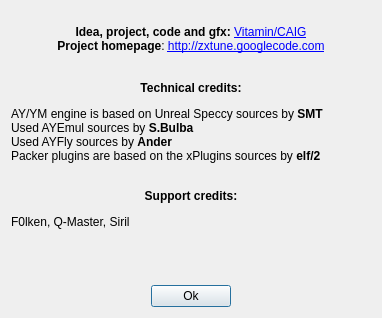
The window that apps/zxtune-qt/ui/aboutdialog.ui (vitamin-caig/zxtune) describes before a commit, drawn with Qt 5.
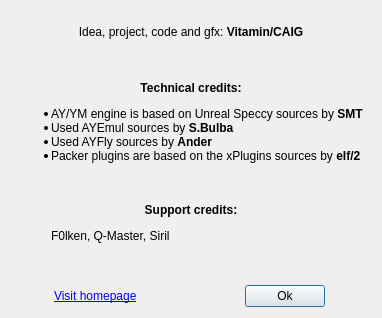
The same window after the commit. Icons and pictures are not drawn.

Commit message: zxtune-qt: adding feedback link to 'about' dialog. Makefile fix.

```diff
--- a/apps/zxtune-qt/ui/aboutdialog.ui
+++ b/apps/zxtune-qt/ui/aboutdialog.ui
@@ -27,17 +27,18 @@
       <string>&lt;!DOCTYPE HTML PUBLIC &quot;-//W3C//DTD HTML 4.0//EN&quot; &quot;http://www.w3.org/TR/REC-html40/strict.dtd&quot;&gt;
 &lt;html&gt;&lt;head&gt;&lt;meta name=&quot;qrichtext&quot; content=&quot;1&quot; /&gt;&lt;/head&gt;&lt;body&gt;
 &lt;center&gt;&lt;img src=&quot;:/logo.png&quot; /&gt;&lt;br/&gt;
-&lt;b&gt;Idea, project, code and gfx: &lt;/b&gt;&lt;a href=&quot;mailto:vitamin.caig@gmail.com&quot;&gt;Vitamin/CAIG&lt;/a&gt;&lt;br/&gt;
-&lt;b&gt;Project homepage&lt;/b&gt;: &lt;a href=&quot;http://zxtune.googlecode.com&quot;&gt;http://zxtune.googlecode.com&lt;/a&gt;&lt;/center&gt;&lt;br/&gt;
+Idea, project, code and gfx: &lt;b&gt;Vitamin/CAIG&lt;/b&gt;&lt;br/&gt;
+&lt;/center&gt;&lt;br/&gt;
 &lt;center&gt;&lt;b&gt;Technical credits:&lt;/b&gt;&lt;/center&gt;
-&lt;p align=&quot;justify&quot;&gt;
-AY/YM engine is based on Unreal Speccy sources by &lt;b&gt;SMT&lt;/b&gt;&lt;br/&gt;
-Used AYEmul sources by &lt;b&gt;S.Bulba&lt;/b&gt;&lt;br/&gt;
-Used AYFly sources by &lt;b&gt;Ander&lt;/b&gt;&lt;br/&gt;
-Packer plugins are based on the xPlugins sources by &lt;b&gt;elf/2&lt;/b&gt;&lt;br/&gt;
+&lt;ul&gt;
+&lt;li&gt;AY/YM engine is based on Unreal Speccy sources by &lt;b&gt;SMT&lt;/b&gt;&lt;/li&gt;
+&lt;li&gt;Used AYEmul sources by &lt;b&gt;S.Bulba&lt;/b&gt;&lt;/li&gt;
+&lt;li&gt;Used AYFly sources by &lt;b&gt;Ander&lt;/b&gt;&lt;/li&gt;
+&lt;li&gt;Packer plugins are based on the xPlugins sources by &lt;b&gt;elf/2&lt;/b&gt;&lt;/li&gt;
+&lt;/ul&gt;&lt;br/&gt;
 
 &lt;center&gt;&lt;b&gt;Support credits:&lt;/b&gt;&lt;/center&gt;
-&lt;p align=&quot;justify&quot;&gt;F0lken, Q-Master, Siril&lt;/p&gt;
+&lt;ul&gt;F0lken, Q-Master, Siril&lt;/ul&gt;
 &lt;/body&gt;&lt;/html&gt;</string>
      </property>
     </widget>
@@ -57,6 +58,51 @@
    </item>
    <item>
     <layout class="QHBoxLayout" name="horizontalLayout">
+     <item>
+      <widget class="QLabel" name="homepageLabel">
+       <property name="sizePolicy">
+        <sizepolicy hsizetype="Maximum" vsizetype="Preferred">
+         <horstretch>0</horstretch>
+         <verstretch>0</verstretch>
+        </sizepolicy>
+       </property>
+       <property name="text">
+        <string>&lt;a href=&quot;http://zxtune.googlecode.com&quot;&gt;Visit homepage&lt;/a&gt;
+</string>
+       </property>
+       <property name="textFormat">
+        <enum>Qt::RichText</enum>
+       </property>
+       <property name="margin">
+        <number>6</number>
+       </property>
+       <property name="openExternalLinks">
+        <bool>true</bool>
+       </property>
+      </widget>
+     </item>
+     <item>
+      <widget class="QLabel" name="feedbackLabel">
+       <property name="sizePolicy">
+        <sizepolicy hsizetype="Maximum" vsizetype="Preferred">
+         <horstretch>0</horstretch>
+         <verstretch>0</verstretch>
+        </sizepolicy>
+       </property>
+       <property name="text">
+        <string/>
+       </property>
+       <property name="textFormat">
+        <enum>Qt::RichText</enum>
+       </property>
+       <property name="margin">
+        <number>6</number>
+       </property>
+       <property name="openExternalLinks">
+        <bool>true</bool>
+       </property>
+      </widget>
+     </item>
      <item>
       <widget class="QPushButton" name="buttonOk">
        <property name="sizePolicy">
```
Left out of the diff: 3 changed lines with no effect on the pictures. The commit also changes 5 other files.
